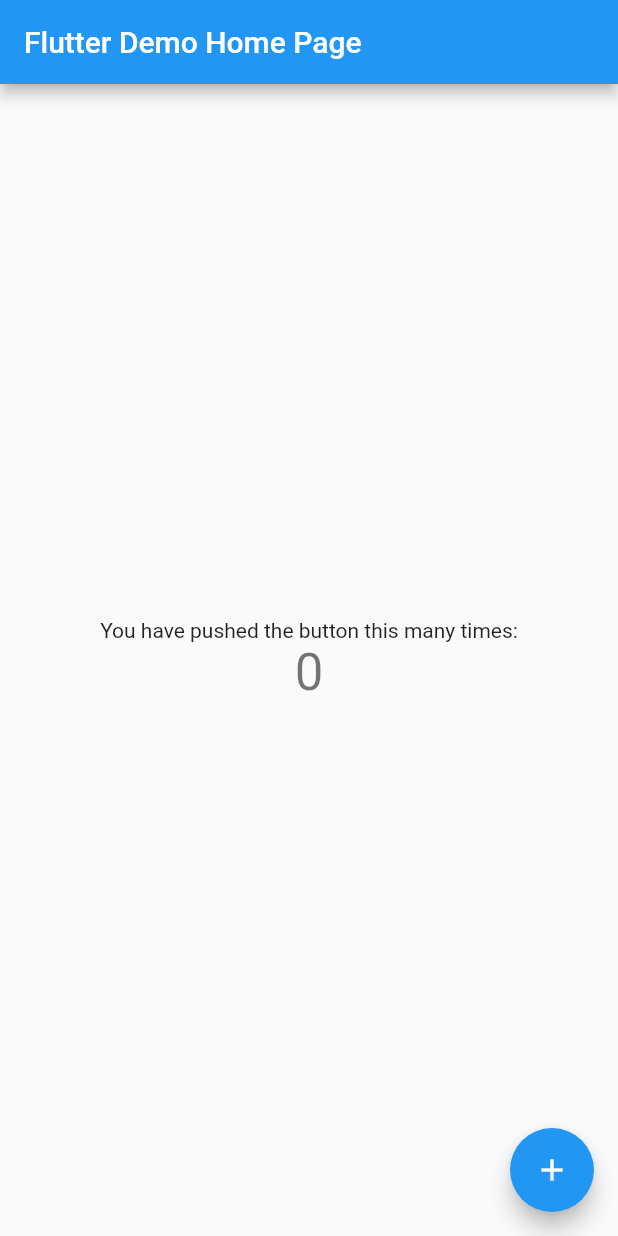
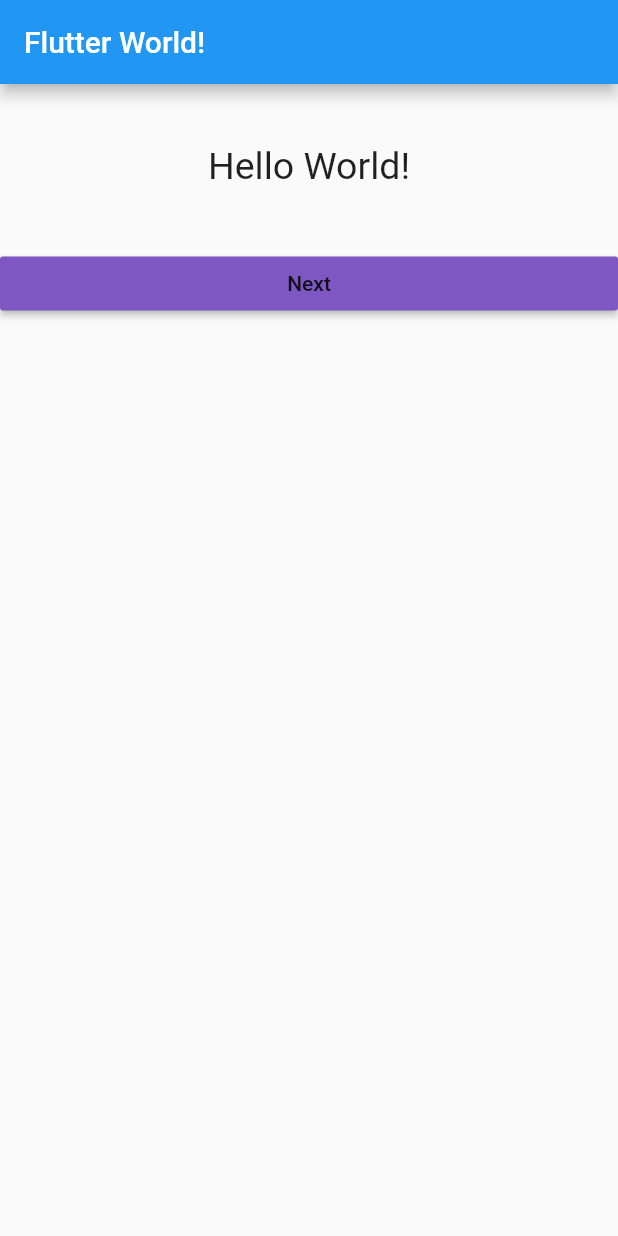
Before and after one commit to kishaprudente/flutter_assignment, a Flutter app: the screen it shows after launch, on a phone screen of 412 x 824 dp. Run offline on Flutter 3.47's test engine with Material 2 defaults, Android fonts, the phone set to English and light mode, and no system bars.

Commit message:
added texts and button

```diff
--- /dev/null
+++ b/lib/greeting.dart
@@ -0,0 +1,20 @@
+import 'package:flutter/material.dart';
+
+class Greeting extends StatelessWidget {
+  final String greetString;
+
+  Greeting(this.greetString);
+
+  @override
+  Widget build(BuildContext context) {
+    return Container(
+      width: double.infinity,
+      margin: EdgeInsets.all(40),
+      child: Text(
+        greetString,
+        style: TextStyle(fontSize: 25),
+        textAlign: TextAlign.center,
+      ),
+    );
+  }
+}
--- /dev/null
+++ b/lib/greetingControl.dart
@@ -0,0 +1,19 @@
+import 'package:flutter/material.dart';
+
+class GreetingControl extends StatelessWidget {
+  final Function changeText;
+
+  GreetingControl(this.changeText);
+
+  @override
+  Widget build(BuildContext context) {
+    return Container(
+      width: double.infinity,
+      child: RaisedButton(
+        onPressed: changeText,
+        color: Colors.deepPurple[400],
+        child: Text('Next'),
+      ),
+    );
+  }
+}
--- a/lib/main.dart
+++ b/lib/main.dart
@@ -1,117 +1,54 @@
 import 'package:flutter/material.dart';
+import 'package:flutter_assignment/greeting.dart';
 
-void main() {
-  runApp(MyApp());
+import './greeting.dart';
+import './greetingControl.dart';
+
+void main() => runApp(App());
+
+class App extends StatefulWidget {
+  @override
+  State<StatefulWidget> createState() => _AppState();
 }
 
-class MyApp extends StatelessWidget {
-  // This widget is the root of your application.
+class _AppState extends State<App> {
+  final _greetings = const [
+    'Hello World!',
+    'This is a cool Flutter app!',
+    'My first Flutter assignment!'
+  ];
+
+  var _greetIndex = 0;
+
+  void _changeText() {
+    setState(() {
+      _greetIndex = _greetIndex + 1;
+    });
+    print(_greetIndex);
+  }
+
   @override
   Widget build(BuildContext context) {
     return MaterialApp(
-      title: 'Flutter Demo',
-      theme: ThemeData(
-        // This is the theme of your application.
-        //
-        // Try running your application with "flutter run". You'll see the
-        // application has a blue toolbar. Then, without quitting the app, try
-        // changing the primarySwatch below to Colors.green and then invoke
-        // "hot reload" (press "r" in the console where you ran "flutter run",
-        // or simply save your changes to "hot reload" in a Flutter IDE).
-        // Notice that the counter didn't reset back to zero; the application
-        // is not restarted.
-        primarySwatch: Colors.blue,
-        // This makes the visual density adapt to the platform that you run
-        // the app on. For desktop platforms, the controls will be smaller and
-        // closer together (more dense) than on mobile platforms.
-        visualDensity: VisualDensity.adaptivePlatformDensity,
-      ),
-      home: MyHomePage(title: 'Flutter Demo Home Page'),
+      home: Scaffold(
+          appBar: AppBar(
+            title: Text('Flutter World!'),
+          ),
+          body: _greetIndex < _greetings.length
+              ? Column(
+                  children: [
+                    Greeting(_greetings[_greetIndex]),
+                    GreetingControl(_changeText)
+                  ],
+                )
+              : Container(
+                  child: Greeting('Goodbye!'),
+                )),
     );
   }
 }
 
-class MyHomePage extends StatefulWidget {
-  MyHomePage({Key key, this.title}) : super(key: key);
-
-  // This widget is the home page of your application. It is stateful, meaning
-  // that it has a State object (defined below) that contains fields that affect
-  // how it looks.
-
-  // This class is the configuration for the state. It holds the values (in this
-  // case the title) provided by the parent (in this case the App widget) and
-  // used by the build method of the State. Fields in a Widget subclass are
-  // always marked "final".
-
-  final String title;
-
-  @override
-  _MyHomePageState createState() => _MyHomePageState();
-}
-
-class _MyHomePageState extends State<MyHomePage> {
-  int _counter = 0;
-
-  void _incrementCounter() {
-    setState(() {
-      // This call to setState tells the Flutter framework that something has
-      // changed in this State, which causes it to rerun the build method below
-      // so that the display can reflect the updated values. If we changed
-      // _counter without calling setState(), then the build method would not be
-      // called again, and so nothing would appear to happen.
-      _counter++;
-    });
-  }
-
-  @override
-  Widget build(BuildContext context) {
-    // This method is rerun every time setState is called, for instance as done
-    // by the _incrementCounter method above.
-    //
-    // The Flutter framework has been optimized to make rerunning build methods
-    // fast, so that you can just rebuild anything that needs updating rather
-    // than having to individually change instances of widgets.
-    return Scaffold(
-      appBar: AppBar(
-        // Here we take the value from the MyHomePage object that was created by
-        // the App.build method, and use it to set our appbar title.
-        title: Text(widget.title),
-      ),
-      body: Center(
-        // Center is a layout widget. It takes a single child and positions it
-        // in the middle of the parent.
-        child: Column(
-          // Column is also a layout widget. It takes a list of children and
-          // arranges them vertically. By default, it sizes itself to fit its
-          // children horizontally, and tries to be as tall as its parent.
-          //
-          // Invoke "debug painting" (press "p" in the console, choose the
-          // "Toggle Debug Paint" action from the Flutter Inspector in Android
-          // Studio, or the "Toggle Debug Paint" command in Visual Studio Code)
-          // to see the wireframe for each widget.
-          //
-          // Column has various properties to control how it sizes itself and
-          // how it positions its children. Here we use mainAxisAlignment to
-          // center the children vertically; the main axis here is the vertical
-          // axis because Columns are vertical (the cross axis would be
-          // horizontal).
-          mainAxisAlignment: MainAxisAlignment.center,
-          children: <Widget>[
-            Text(
-              'You have pushed the button this many times:',
-            ),
-            Text(
-              '$_counter',
-              style: Theme.of(context).textTheme.headline4,
-            ),
-          ],
-        ),
-      ),
-      floatingActionButton: FloatingActionButton(
-        onPressed: _incrementCounter,
-        tooltip: 'Increment',
-        child: Icon(Icons.add),
-      ), // This trailing comma makes auto-formatting nicer for build methods.
-    );
-  }
-}
+// 1) Create a new Flutter App (in this project) and output an AppBar and some text
+// below it
+// 2) Add a button which changes the text (to any other text of your choice)
+// 3) Split the app into three widgets: App, TextControl & Text
```
Also changed, not shown: 1 other file.
